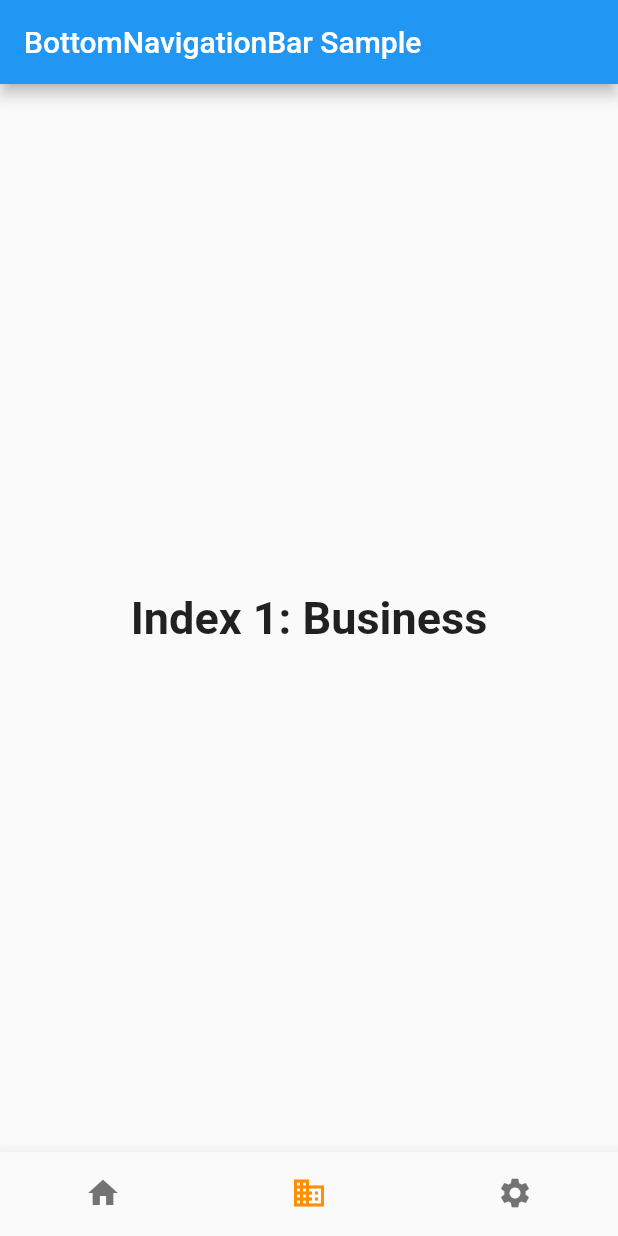
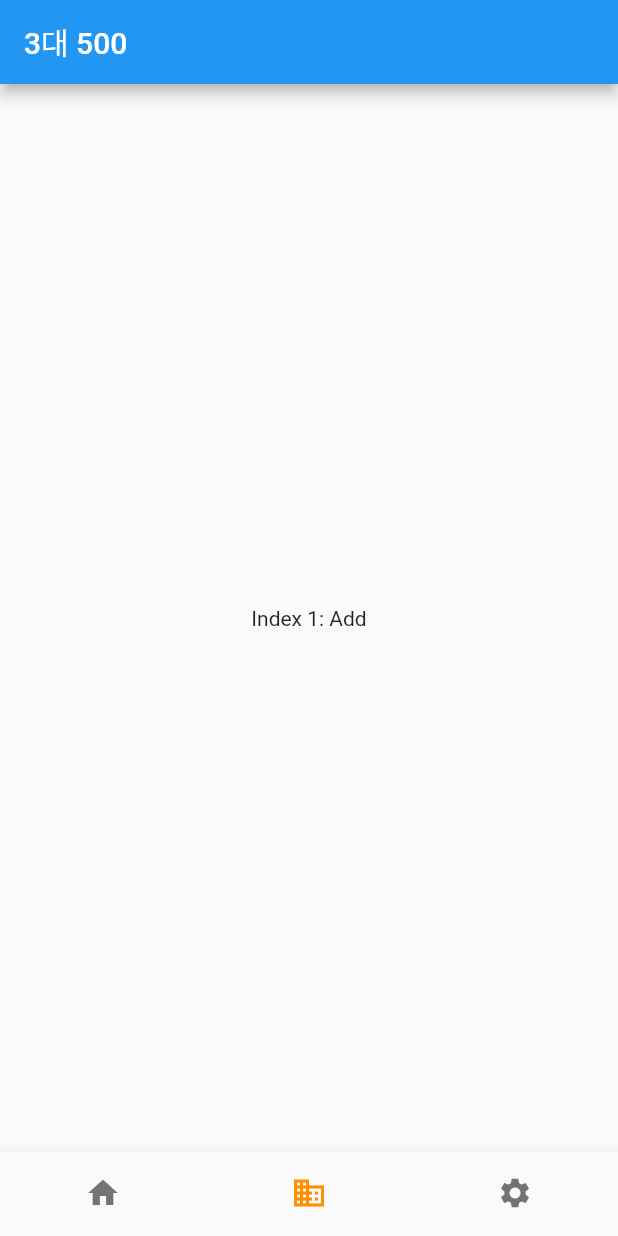
Before and after one commit to mcoding777/Flutter_Health, a Flutter app: the screen it shows after launch, item 2 of the bottom bar chosen, on a phone screen of 412 x 824 dp. Run offline on Flutter 3.47's test engine with Material 2 defaults, Android fonts, the phone set to English and light mode, and no system bars.

Commit message:
feat: 탭에 따라 스크린이 변하도록 구성

```diff
--- /dev/null
+++ b/lib/screen/add_screen.dart
@@ -0,0 +1,17 @@
+import 'package:flutter/material.dart';
+
+class AddScreen extends StatefulWidget {
+  const AddScreen({Key? key}) : super(key: key);
+
+  @override
+  State<AddScreen> createState() => _AddScreenState();
+}
+
+class _AddScreenState extends State<AddScreen> {
+  @override
+  Widget build(BuildContext context) {
+    return const Center(
+      child: Text('Index 1: Add'),
+    );
+  }
+}
--- a/lib/screen/home_screen.dart
+++ b/lib/screen/home_screen.dart
@@ -1,4 +1,7 @@
 import 'package:flutter/material.dart';
+
+import './add_screen.dart';
+import './my_screen.dart';
 
 class HomeScreen extends StatefulWidget {
   const HomeScreen({Key? key}) : super(key: key);
@@ -9,21 +12,13 @@ class HomeScreen extends StatefulWidget {
 
 class _HomeScreenState extends State<HomeScreen> {
   int _selectedIndex = 0;
-  static const TextStyle optionStyle =
-      TextStyle(fontSize: 30, fontWeight: FontWeight.bold);
+
   static const List<Widget> _widgetOptions = <Widget>[
-    Text(
-      'Index 0: Home',
-      style: optionStyle,
+    Center(
+      child: Text('Index 0: Home'),
     ),
-    Text(
-      'Index 1: Business',
-      style: optionStyle,
-    ),
-    Text(
-      'Index 2: Settings',
-      style: optionStyle,
-    ),
+    AddScreen(),
+    MyScreen(),
   ];
 
   void _onItemTapped(int index) {
@@ -36,7 +31,7 @@ class _HomeScreenState extends State<HomeScreen> {
   Widget build(BuildContext context) {
     return Scaffold(
       appBar: AppBar(
-        title: const Text('BottomNavigationBar Sample'),
+        title: const Text('3대 500'),
       ),
       body: Center(
         child: _widgetOptions.elementAt(_selectedIndex),
--- /dev/null
+++ b/lib/screen/my_screen.dart
@@ -0,0 +1,17 @@
+import 'package:flutter/material.dart';
+
+class MyScreen extends StatefulWidget {
+  const MyScreen({Key? key}) : super(key: key);
+
+  @override
+  State<MyScreen> createState() => _MyScreenState();
+}
+
+class _MyScreenState extends State<MyScreen> {
+  @override
+  Widget build(BuildContext context) {
+    return const Center(
+      child: Text('Index 2: My'),
+    );
+  }
+}
```
